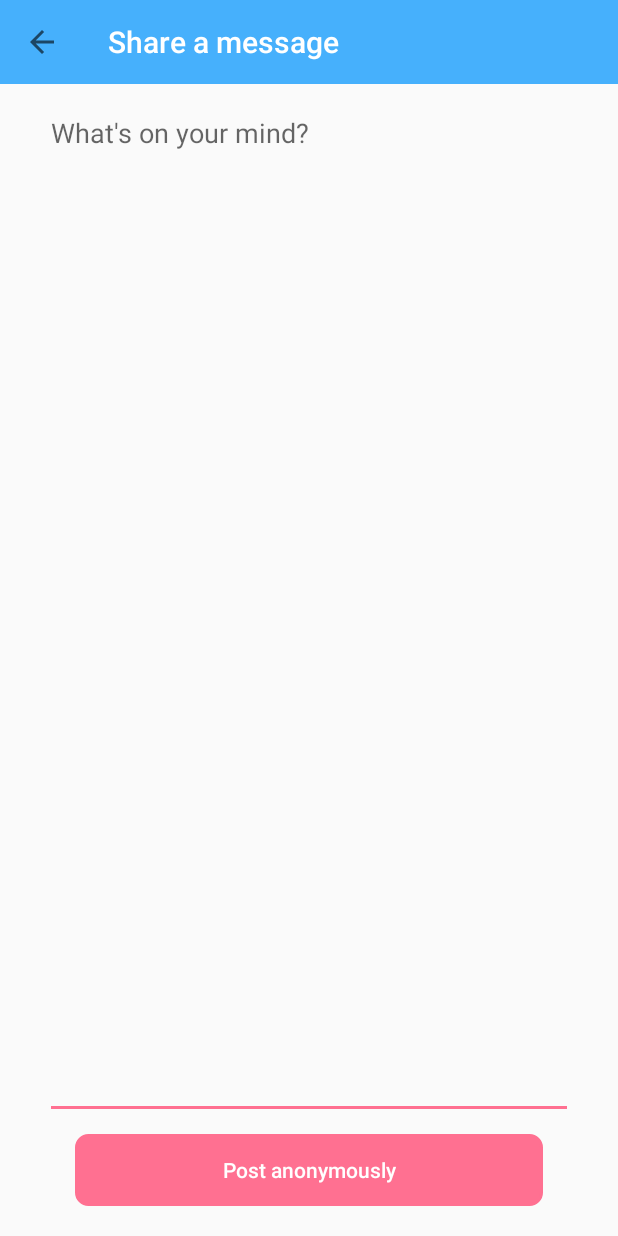
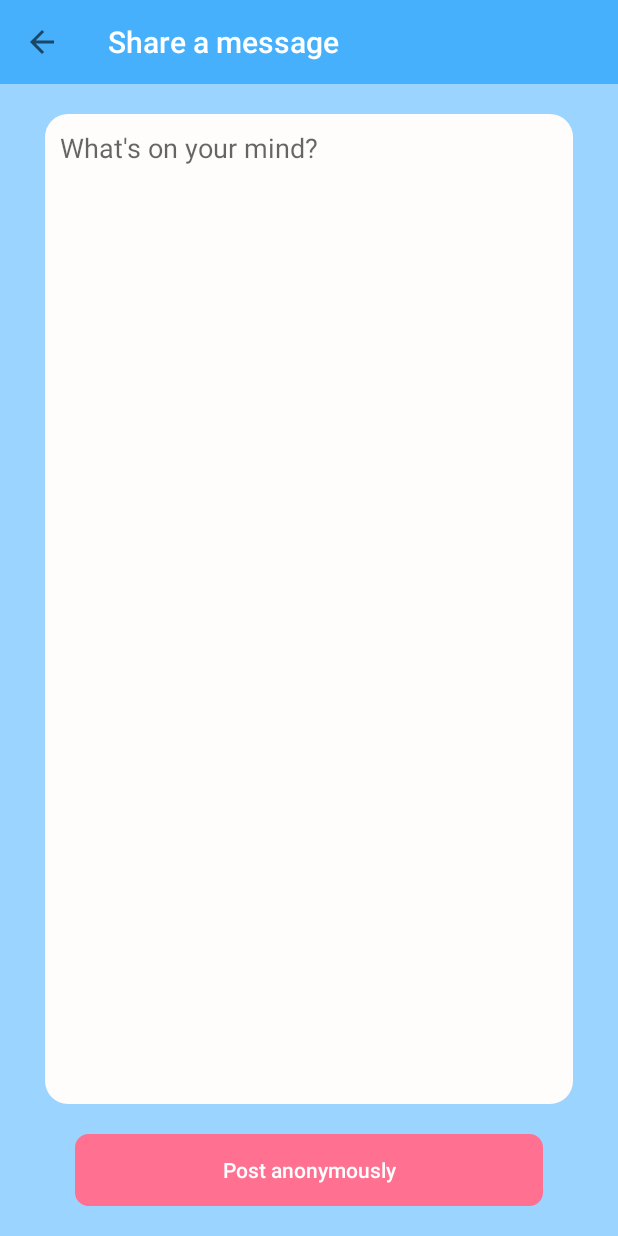
Before and after one commit to isaacwang4076/wholesomeapp, an Android app: the StoryActivity screen opened directly, with no data from a screen before it, on a phone screen of 412 x 824 dp. Run offline under Robolectric (Android 15) with nearby library versions, the phone set to English and light mode, and no system bars.

Commit message:
ui tweaks

```diff
--- a/app/src/main/java/com/example/isaacwang/wholesomeapp/SplashActivity.java
+++ b/app/src/main/java/com/example/isaacwang/wholesomeapp/SplashActivity.java
@@ -23,13 +23,11 @@ public class SplashActivity extends AppCompatActivity {
 
         final Context thisActivity = this;
 
-        View tagline = findViewById(R.id.tagline);
-        View logo = findViewById(R.id.logo);
+        View lel = findViewById(R.id.lel);
         Animation fadeInAnimation = AnimationUtils.loadAnimation(this, R.anim.fade_in);
 
         // Now Set your animation
-        logo.startAnimation(fadeInAnimation);
-        tagline.startAnimation(fadeInAnimation);
+        lel.startAnimation(fadeInAnimation);
 
         new Timer().schedule(new TimerTask() {
             @Override
--- a/app/src/main/res/layout/activity_main.xml
+++ b/app/src/main/res/layout/activity_main.xml
@@ -16,7 +16,7 @@
         android:textColor="@android:color/white"
         android:textSize="@dimen/medium_size"
         android:text="69 people were heard today."
-        android:textStyle="italic"
+        android:textStyle="bold|italic"
         android:layout_below="@id/appBar"
         android:visibility="invisible"/>
 
--- a/app/src/main/res/layout/activity_story.xml
+++ b/app/src/main/res/layout/activity_story.xml
@@ -1,7 +1,8 @@
 <?xml version="1.0" encoding="utf-8"?>
 <LinearLayout xmlns:android="http://schemas.android.com/apk/res/android"
     android:orientation="vertical" android:layout_width="match_parent"
-    android:layout_height="match_parent">
+    android:layout_height="match_parent"
+    android:background="@color/colorPrimary">
 
     <include android:id="@+id/appBar" layout="@layout/app_bar"/>
     <RelativeLayout
@@ -21,20 +22,28 @@
             android:textColor="@color/white"
             android:background="@drawable/talk_button"
             android:onClick="shareStory"/>
-
-        <EditText
-            android:id="@+id/storyEditText"
-            android:hint="What's on your mind?"
+        <LinearLayout
+            android:layout_width="match_parent"
+            android:layout_height="wrap_content"
             android:layout_above="@id/shareButton"
             android:layout_alignParentTop="true"
-            android:layout_width="match_parent"
-            android:layout_height="match_parent"
-            android:layout_marginTop="@dimen/small_gap"
-            android:layout_marginBottom="@dimen/small_gap"
+            android:layout_marginTop="@dimen/smallish_gap"
+            android:layout_marginBottom="@dimen/smallish_gap"
             android:layout_marginLeft="@dimen/medium_gap"
             android:layout_marginRight="@dimen/medium_gap"
-            android:gravity="top"
-            android:inputType="textMultiLine|textCapSentences|textAutoCorrect"
-            />
+            android:background="@drawable/feed_item_border"
+            >
+
+            <EditText
+                android:id="@+id/storyEditText"
+                android:hint="What's on your mind?"
+                android:layout_above="@id/shareButton"
+                android:layout_width="match_parent"
+                android:layout_height="match_parent"
+                android:gravity="top"
+                android:layout_margin="@dimen/small_gap"
+                android:inputType="textMultiLine|textCapSentences|textAutoCorrect"
+                android:background="@android:color/transparent"
+                /></LinearLayout>
     </RelativeLayout>
 </LinearLayout>
```
Also changed, not shown: app/src/main/res/layout/splash.xml (+15 -5 lines).
